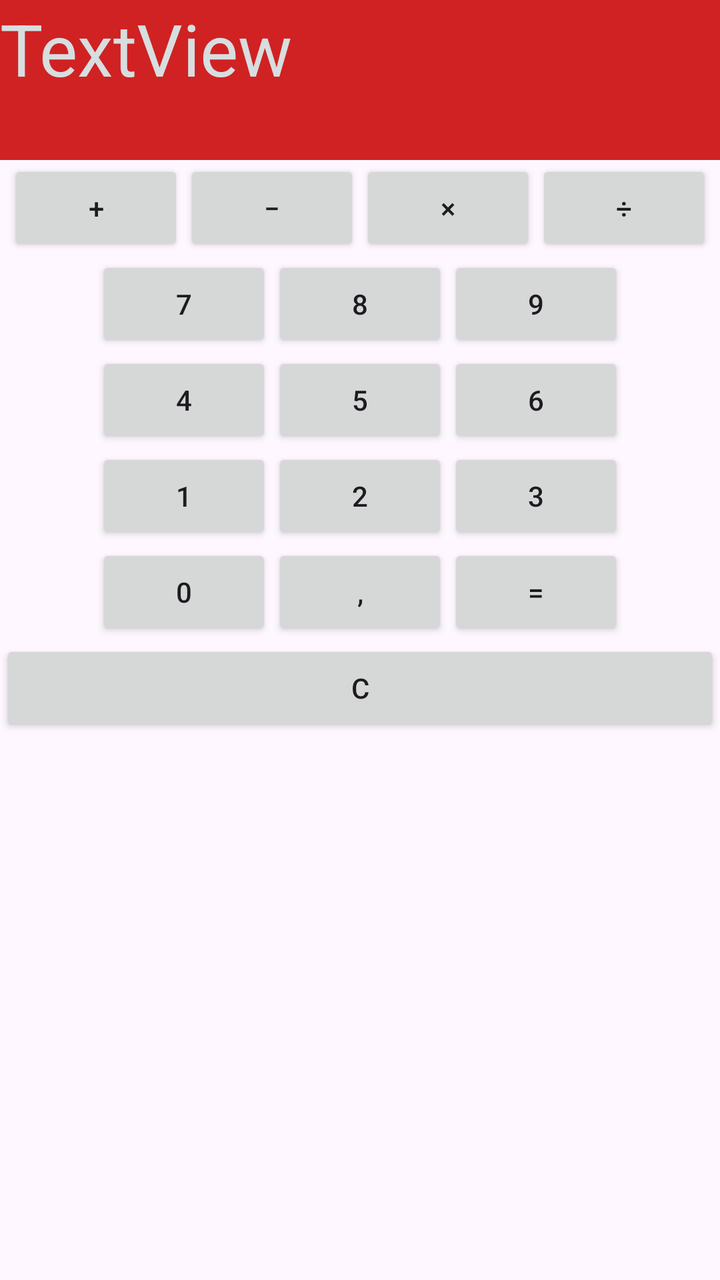
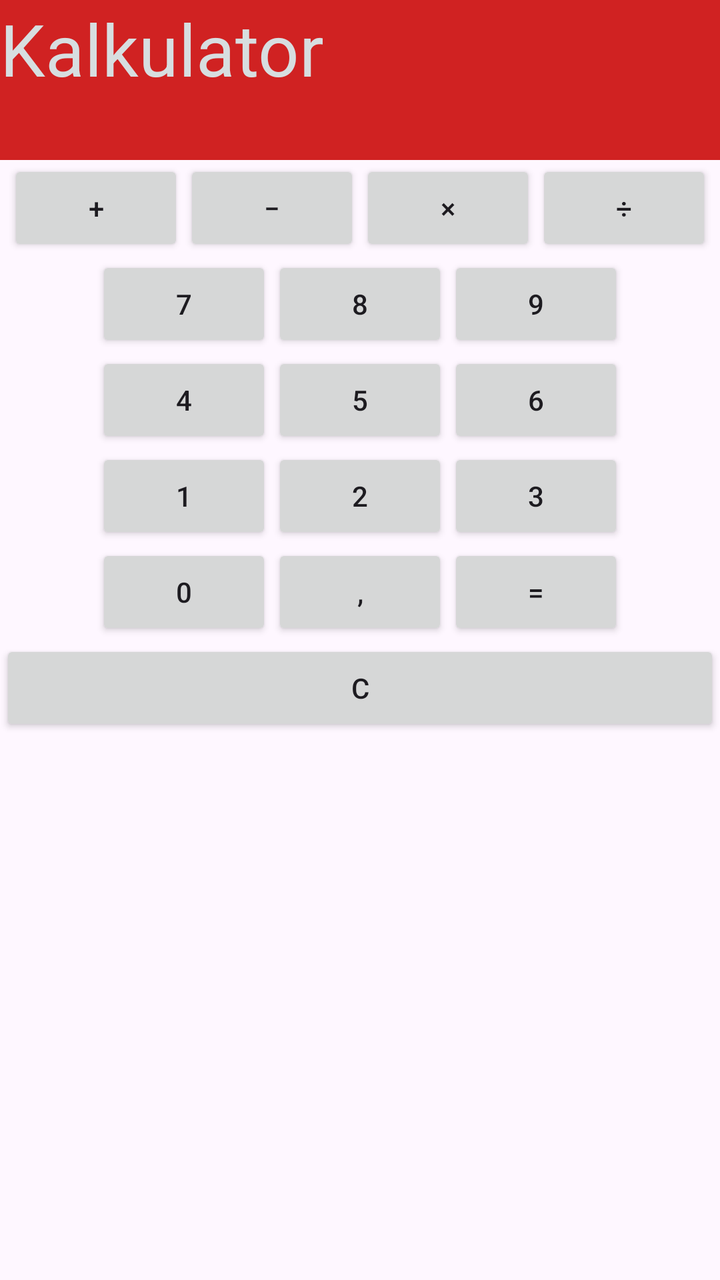

The first picture is an Android layout as it rendered before a commit; the second is the same layout after the commit. The layout source and the unified diff follow.
<!-- AndroidManifest.xml: application theme Theme.Inner_layout_zad2 -->
<!-- res/layout/activity_main.xml -->
<?xml version="1.0" encoding="utf-8"?>
<androidx.constraintlayout.widget.ConstraintLayout xmlns:android="http://schemas.android.com/apk/res/android"
    xmlns:app="http://schemas.android.com/apk/res-auto"
    xmlns:tools="http://schemas.android.com/tools"
    android:id="@+id/main"
    android:layout_width="match_parent"
    android:layout_height="match_parent"
    tools:context=".MainActivity">

    <LinearLayout
        android:layout_width="0dp"
        android:layout_height="0dp"
        android:gravity="center_horizontal"
        android:orientation="vertical"
        app:layout_constraintBottom_toBottomOf="parent"
        app:layout_constraintEnd_toEndOf="parent"
        app:layout_constraintHorizontal_bias="0.0"
        app:layout_constraintStart_toStartOf="parent"
        app:layout_constraintTop_toTopOf="parent"
        app:layout_constraintVertical_bias="0.0">

        <TextView
            android:id="@+id/textView"
            android:layout_width="match_parent"
            android:layout_height="80dp"
            android:background="#D02222"
            android:text="TextView"
            android:textColor="#D7DEE0"
            android:textSize="36sp" />

        <LinearLayout
            android:layout_width="wrap_content"
            android:layout_height="wrap_content"
            android:orientation="horizontal">

            <Button
                android:id="@+id/button"
                android:layout_width="0dp"
                android:layout_height="wrap_content"
                android:layout_weight="1"
                android:text="+" />

            <Button
                android:id="@+id/button2"
                android:layout_width="0dp"
                android:layout_height="wrap_content"
                android:layout_weight="1"
                android:text="−" />

            <Button
                android:id="@+id/button3"
                android:layout_width="0dp"
                android:layout_height="wrap_content"
                android:layout_weight="1"
                android:text="×" />

            <Button
                android:id="@+id/button4"
                android:layout_width="0dp"
                android:layout_height="wrap_content"
                android:layout_weight="1"
                android:text="÷" />

        </LinearLayout>

        <LinearLayout
            android:layout_width="wrap_content"
            android:layout_height="wrap_content"
            android:orientation="horizontal">

            <Button
                android:id="@+id/button5"
                android:layout_width="0dp"
                android:layout_height="wrap_content"
                android:layout_weight="1"
                android:text="7" />

            <Button
                android:id="@+id/button6"
                android:layout_width="0dp"
                android:layout_height="wrap_content"
                android:layout_weight="1"
                android:text="8" />

            <Button
                android:id="@+id/button7"
                android:layout_width="0dp"
                android:layout_height="wrap_content"
                android:layout_weight="1"
                android:text="9" />

        </LinearLayout>

        <LinearLayout
            android:layout_width="wrap_content"
            android:layout_height="wrap_content"
            android:orientation="horizontal">

            <Button
                android:id="@+id/button12"
                android:layout_width="0dp"
                android:layout_height="wrap_content"
                android:layout_weight="1"
                android:text="4" />

            <Button
                android:id="@+id/button10"
                android:layout_width="0dp"
                android:layout_height="wrap_content"
                android:layout_weight="1"
                android:text="5" />

            <Button
                android:id="@+id/button11"
                android:layout_width="0dp"
                android:layout_height="wrap_content"
                android:layout_weight="1"
                android:text="6" />
        </LinearLayout>

        <LinearLayout
            android:layout_width="wrap_content"
            android:layout_height="wrap_content"
            android:orientation="horizontal">

            <Button
                android:id="@+id/button13"
                android:layout_width="0dp"
                android:layout_height="wrap_content"
                android:layout_weight="1"
                android:text="1" />

            <Button
                android:id="@+id/button14"
                android:layout_width="0dp"
                android:layout_height="wrap_content"
                android:layout_weight="1"
                android:text="2" />

            <Button
                android:id="@+id/button15"
                android:layout_width="0dp"
                android:layout_height="wrap_content"
                android:layout_weight="1"
                android:text="3" />
        </LinearLayout>

        <LinearLayout
            android:layout_width="wrap_content"
            android:layout_height="wrap_content"
            android:orientation="horizontal">

            <Button
                android:id="@+id/button16"
                android:layout_width="0dp"
                android:layout_height="wrap_content"
                android:layout_weight="1"
                android:text="0" />

            <Button
                android:id="@+id/button17"
                android:layout_width="0dp"
                android:layout_height="wrap_content"
                android:layout_weight="1"
                android:text="," />

            <Button
                android:id="@+id/button18"
                android:layout_width="0dp"
                android:layout_height="wrap_content"
                android:layout_weight="2"
                android:text="=" />
        </LinearLayout>

        <LinearLayout
            android:layout_width="match_parent"
            android:layout_height="wrap_content"
            android:orientation="horizontal">

            <Button
                android:id="@+id/button19"
                android:layout_width="wrap_content"
                android:layout_height="wrap_content"
                android:layout_weight="1"
                android:text="C" />

        </LinearLayout>

    </LinearLayout>

</androidx.constraintlayout.widget.ConstraintLayout>
<!-- resources referenced by this layout -->
<resources>
  <style name="Theme.Inner_layout_zad2" parent="Base.Theme.Inner_layout_zad2" />
  <style name="Base.Theme.Inner_layout_zad2" parent="Theme.Material3.DayNight.NoActionBar">
          
          
      </style>
</resources>

<!-- the commit's change to res/layout/activity_main.xml (unified diff, before → after) -->
@@ -24,7 +24,7 @@
             android:layout_width="match_parent"
             android:layout_height="80dp"
             android:background="#D02222"
-            android:text="TextView"
+            android:text="Kalkulator"
             android:textColor="#D7DEE0"
             android:textSize="36sp" />
 
